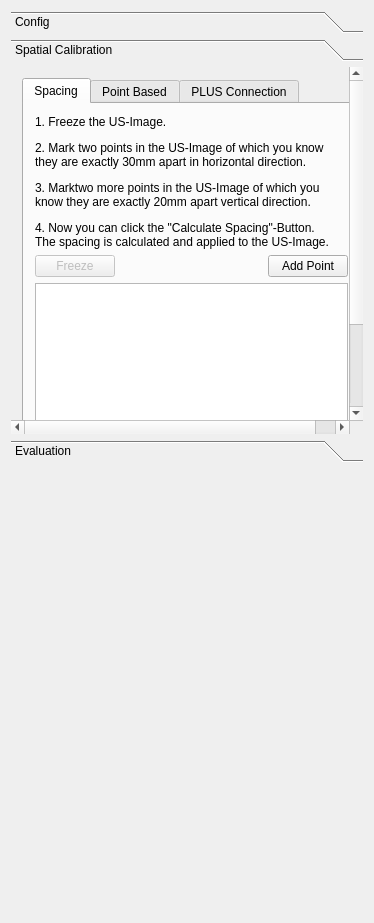
MITK/MITK, file Plugins/org.mitk.gui.qt.igt.app.echotrack/src/internal/QmitkUltrasoundCalibrationControls.ui: the form before one commit.
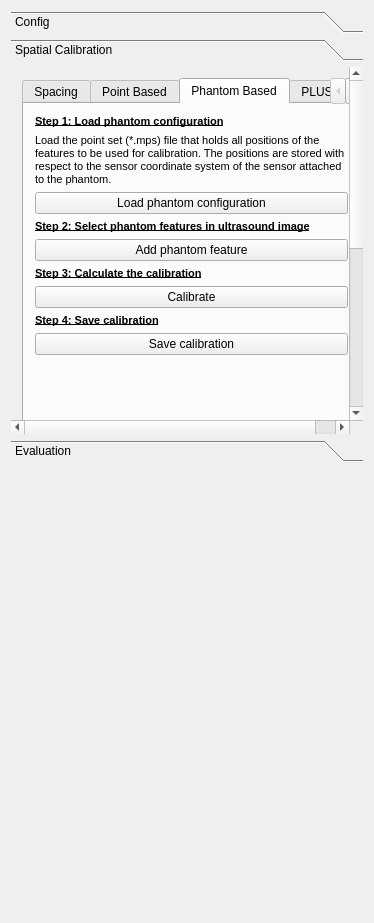
The form after the commit. The open tabs and pages were chosen to show the change. Custom widgets are drawn as their Qt base class.

Commit message: Added initial version of phantom based US calibration.

What changed in the file:
```diff
--- a/Plugins/org.mitk.gui.qt.igt.app.echotrack/src/internal/QmitkUltrasoundCalibrationControls.ui
+++ b/Plugins/org.mitk.gui.qt.igt.app.echotrack/src/internal/QmitkUltrasoundCalibrationControls.ui
@@ -67,8 +67,8 @@
        <rect>
         <x>0</x>
         <y>0</y>
-        <width>362</width>
-        <height>388</height>
+        <width>349</width>
+        <height>551</height>
        </rect>
       </property>
       <attribute name="label">
@@ -78,7 +78,7 @@
        <item row="0" column="0">
         <widget class="QTabWidget" name="tabWidget">
          <property name="currentIndex">
-          <number>0</number>
+          <number>2</number>
          </property>
          <widget class="QWidget" name="m_Spacing">
           <attribute name="title">
@@ -332,6 +332,128 @@
            </item>
           </layout>
          </widget>
+         <widget class="QWidget" name="tab">
+          <attribute name="title">
+           <string>Phantom Based</string>
+          </attribute>
+          <layout class="QVBoxLayout" name="verticalLayout_9">
+           <item>
+            <layout class="QVBoxLayout" name="verticalLayout">
+             <item>
+              <widget class="QLabel" name="label_25">
+               <property name="text">
+                <string>&lt;!DOCTYPE HTML PUBLIC &quot;-//W3C//DTD HTML 4.0//EN&quot; &quot;http://www.w3.org/TR/REC-html40/strict.dtd&quot;&gt;
+&lt;html&gt;&lt;head&gt;&lt;meta name=&quot;qrichtext&quot; content=&quot;1&quot; /&gt;&lt;style type=&quot;text/css&quot;&gt;
+p, li { white-space: pre-wrap; }
+&lt;/style&gt;&lt;/head&gt;&lt;body style=&quot; font-family:'MS Shell Dlg 2'; font-size:8.25pt; font-weight:400; font-style:normal;&quot;&gt;
+&lt;p style=&quot; margin-top:0px; margin-bottom:0px; margin-left:0px; margin-right:0px; -qt-block-indent:0; text-indent:0px;&quot;&gt;&lt;span style=&quot; font-size:8pt; font-weight:600; text-decoration: underline;&quot;&gt;Step 1: Load phantom configuration&lt;/span&gt;&lt;/p&gt;&lt;/body&gt;&lt;/html&gt;</string>
+               </property>
+              </widget>
+             </item>
+             <item>
+              <widget class="QLabel" name="label_26">
+               <property name="text">
+                <string>&lt;!DOCTYPE HTML PUBLIC &quot;-//W3C//DTD HTML 4.0//EN&quot; &quot;http://www.w3.org/TR/REC-html40/strict.dtd&quot;&gt;
+&lt;html&gt;&lt;head&gt;&lt;meta name=&quot;qrichtext&quot; content=&quot;1&quot; /&gt;&lt;style type=&quot;text/css&quot;&gt;
+p, li { white-space: pre-wrap; }
+&lt;/style&gt;&lt;/head&gt;&lt;body style=&quot; font-family:'MS Shell Dlg 2'; font-size:8pt; font-weight:400; font-style:normal;&quot;&gt;
+&lt;p style=&quot; margin-top:0px; margin-bottom:0px; margin-left:0px; margin-right:0px; -qt-block-indent:0; text-indent:0px;&quot;&gt;Load the point set (*.mps) file that holds all positions of the features to be used for calibration. The positions are stored with respect to the sensor coordinate system of the sensor attached to the phantom.&lt;/p&gt;&lt;/body&gt;&lt;/html&gt;</string>
+               </property>
+               <property name="wordWrap">
+                <bool>true</bool>
+               </property>
+              </widget>
+             </item>
+             <item>
+              <widget class="QPushButton" name="m_CalibBtnLoadPhantomConfiguration">
+               <property name="text">
+                <string>Load phantom configuration</string>
+               </property>
+              </widget>
+             </item>
+            </layout>
+           </item>
+           <item>
+            <layout class="QVBoxLayout" name="verticalLayout_3">
+             <item>
+              <widget class="QLabel" name="label_28">
+               <property name="text">
+                <string>&lt;!DOCTYPE HTML PUBLIC &quot;-//W3C//DTD HTML 4.0//EN&quot; &quot;http://www.w3.org/TR/REC-html40/strict.dtd&quot;&gt;
+&lt;html&gt;&lt;head&gt;&lt;meta name=&quot;qrichtext&quot; content=&quot;1&quot; /&gt;&lt;style type=&quot;text/css&quot;&gt;
+p, li { white-space: pre-wrap; }
+&lt;/style&gt;&lt;/head&gt;&lt;body style=&quot; font-family:'MS Shell Dlg 2'; font-size:8pt; font-weight:400; font-style:normal;&quot;&gt;
+&lt;p style=&quot; margin-top:0px; margin-bottom:0px; margin-left:0px; margin-right:0px; -qt-block-indent:0; text-indent:0px;&quot;&gt;&lt;span style=&quot; font-weight:600; text-decoration: underline;&quot;&gt;Step 2: Select phantom features in ultrasound image&lt;/span&gt;&lt;/p&gt;&lt;/body&gt;&lt;/html&gt;</string>
+               </property>
+              </widget>
+             </item>
+             <item>
+              <widget class="QPushButton" name="m_CalibBtnAddUSCalibrationPointPhantom">
+               <property name="text">
+                <string>Add phantom feature</string>
+               </property>
+              </widget>
+             </item>
+            </layout>
+           </item>
+           <item>
+            <layout class="QVBoxLayout" name="verticalLayout_4">
+             <item>
+              <widget class="QLabel" name="label_29">
+               <property name="text">
+                <string>&lt;!DOCTYPE HTML PUBLIC &quot;-//W3C//DTD HTML 4.0//EN&quot; &quot;http://www.w3.org/TR/REC-html40/strict.dtd&quot;&gt;
+&lt;html&gt;&lt;head&gt;&lt;meta name=&quot;qrichtext&quot; content=&quot;1&quot; /&gt;&lt;style type=&quot;text/css&quot;&gt;
+p, li { white-space: pre-wrap; }
+&lt;/style&gt;&lt;/head&gt;&lt;body style=&quot; font-family:'MS Shell Dlg 2'; font-size:8pt; font-weight:400; font-style:normal;&quot;&gt;
+&lt;p style=&quot; margin-top:0px; margin-bottom:0px; margin-left:0px; margin-right:0px; -qt-block-indent:0; text-indent:0px;&quot;&gt;&lt;span style=&quot; font-weight:600; text-decoration: underline;&quot;&gt;Step 3: Calculate the calibration&lt;/span&gt;&lt;/p&gt;&lt;/body&gt;&lt;/html&gt;</string>
+               </property>
+              </widget>
+             </item>
+             <item>
+              <widget class="QPushButton" name="m_CalibBtnPerformPhantomCalibration">
+               <property name="text">
+                <string>Calibrate</string>
+               </property>
+              </widget>
+             </item>
+            </layout>
+           </item>
+           <item>
+            <layout class="QVBoxLayout" name="verticalLayout_5">
+             <item>
+              <widget class="QLabel" name="label_30">
+               <property name="text">
+                <string>&lt;!DOCTYPE HTML PUBLIC &quot;-//W3C//DTD HTML 4.0//EN&quot; &quot;http://www.w3.org/TR/REC-html40/strict.dtd&quot;&gt;
+&lt;html&gt;&lt;head&gt;&lt;meta name=&quot;qrichtext&quot; content=&quot;1&quot; /&gt;&lt;style type=&quot;text/css&quot;&gt;
+p, li { white-space: pre-wrap; }
+&lt;/style&gt;&lt;/head&gt;&lt;body style=&quot; font-family:'MS Shell Dlg 2'; font-size:8pt; font-weight:400; font-style:normal;&quot;&gt;
+&lt;p style=&quot; margin-top:0px; margin-bottom:0px; margin-left:0px; margin-right:0px; -qt-block-indent:0; text-indent:0px;&quot;&gt;&lt;span style=&quot; font-weight:600; text-decoration: underline;&quot;&gt;Step 4: Save calibration&lt;/span&gt;&lt;/p&gt;&lt;/body&gt;&lt;/html&gt;</string>
+               </property>
+              </widget>
+             </item>
+             <item>
+              <widget class="QPushButton" name="m_CalibBtnSavePhantomCalibration">
+               <property name="text">
+                <string>Save calibration</string>
+               </property>
+              </widget>
+             </item>
+            </layout>
+           </item>
+           <item>
+            <spacer name="verticalSpacer_6">
+             <property name="orientation">
+              <enum>Qt::Vertical</enum>
+             </property>
+             <property name="sizeHint" stdset="0">
+              <size>
+               <width>20</width>
+               <height>40</height>
+              </size>
+             </property>
+            </spacer>
+           </item>
+          </layout>
+         </widget>
          <widget class="QWidget" name="m_Plus">
           <attribute name="title">
            <string>PLUS Connection</string>
```
Left out of the diff: 40 changed lines with no effect on the pictures. The commit also changes 2 other files.
